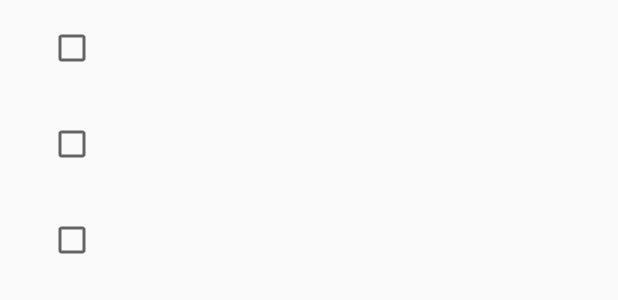
After one commit to quanphanhong/habits-builder, an Android app: the layout fragment_checklist_list.xml on its own in the app's theme, with its tools: preview values and no code run, on a phone screen of 412 x 824 dp. The commit adds this screen. Shown: the top 300 px of the screen. Run offline under Robolectric (Android 15) with nearby library versions, the phone set to English and light mode, and no system bars.

Commit message:
add daily habit checklist classes and layouts

```diff
--- a/app/src/main/java/com/example/habitsbuilder/DatabaseHelper.java
+++ b/app/src/main/java/com/example/habitsbuilder/DatabaseHelper.java
@@ -128,7 +128,7 @@ public class DatabaseHelper extends SQLiteOpenHelper {
 
     public void createDefaultAchievementsIfNeeded() {
         int count = this.getAchievementCount();
-        if(count == 0){
+        if (count == 0){
             for(int i = 1; i <= 2; i++){
                 Achievements ach = new Achievements("Achievement " + String.valueOf(i),"Achievement " + String.valueOf(i), i,"ic_achievement" + String.valueOf(i), 0 );
                 this.addAchievements(ach);
--- /dev/null
+++ b/app/src/main/res/layout/fragment_checklist.xml
@@ -0,0 +1,20 @@
+<?xml version="1.0" encoding="utf-8"?>
+<LinearLayout xmlns:android="http://schemas.android.com/apk/res/android"
+    android:layout_width="wrap_content"
+    android:layout_height="wrap_content"
+    android:orientation="horizontal">
+
+    <CheckBox
+        android:id="@+id/habit_day_checkbox"
+        android:layout_width="wrap_content"
+        android:layout_height="wrap_content"
+        android:layout_margin="@dimen/text_margin"
+        android:textAppearance="?attr/textAppearanceListItem" />
+
+    <TextView
+        android:id="@+id/habit_day_text_view"
+        android:layout_width="wrap_content"
+        android:layout_height="wrap_content"
+        android:layout_margin="@dimen/text_margin"
+        android:textAppearance="?attr/textAppearanceListItem" />
+</LinearLayout>
--- /dev/null
+++ b/app/src/main/res/layout/fragment_checklist_list.xml
@@ -0,0 +1,13 @@
+<?xml version="1.0" encoding="utf-8"?>
+<androidx.recyclerview.widget.RecyclerView xmlns:android="http://schemas.android.com/apk/res/android"
+    xmlns:app="http://schemas.android.com/apk/res-auto"
+    xmlns:tools="http://schemas.android.com/tools"
+    android:id="@+id/list"
+    android:name="com.example.habitsbuilder.CheckListFragment"
+    android:layout_width="match_parent"
+    android:layout_height="match_parent"
+    android:layout_marginLeft="16dp"
+    android:layout_marginRight="16dp"
+    app:layoutManager="LinearLayoutManager"
+    tools:context=".CheckListFragment"
+    tools:listitem="@layout/fragment_checklist" />
--- a/app/src/main/res/values/dimens.xml
+++ b/app/src/main/res/values/dimens.xml
@@ -22,6 +22,7 @@
     <dimen name="achievements_text_size_large">20sp</dimen>
     <dimen name="achievements_text_size_small">10sp</dimen>
     <dimen name="achievements_text_margin">8dp</dimen>
+    <dimen name="achievements_text_size_medium">16sp</dimen>
 
     <!-- pets -->
     <dimen name="pets_icon_margin">20dp</dimen>
```
Also changed, not shown: app/src/main/java/com/example/habitsbuilder/CheckListFragment.java (added, +71 -0 lines), app/src/main/java/com/example/habitsbuilder/MyCheckListRecyclerViewAdapter.java (added, +63 -0 lines), app/src/main/java/com/example/habitsbuilder/dummy/DummyContent.java (+32 -27 lines).
